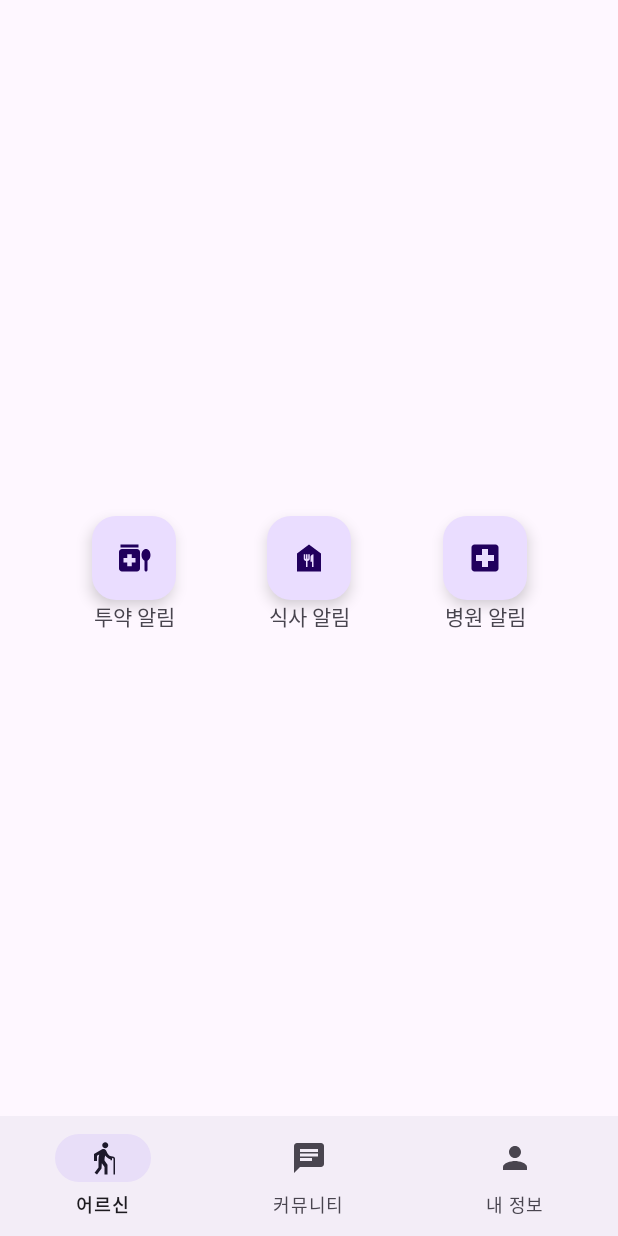
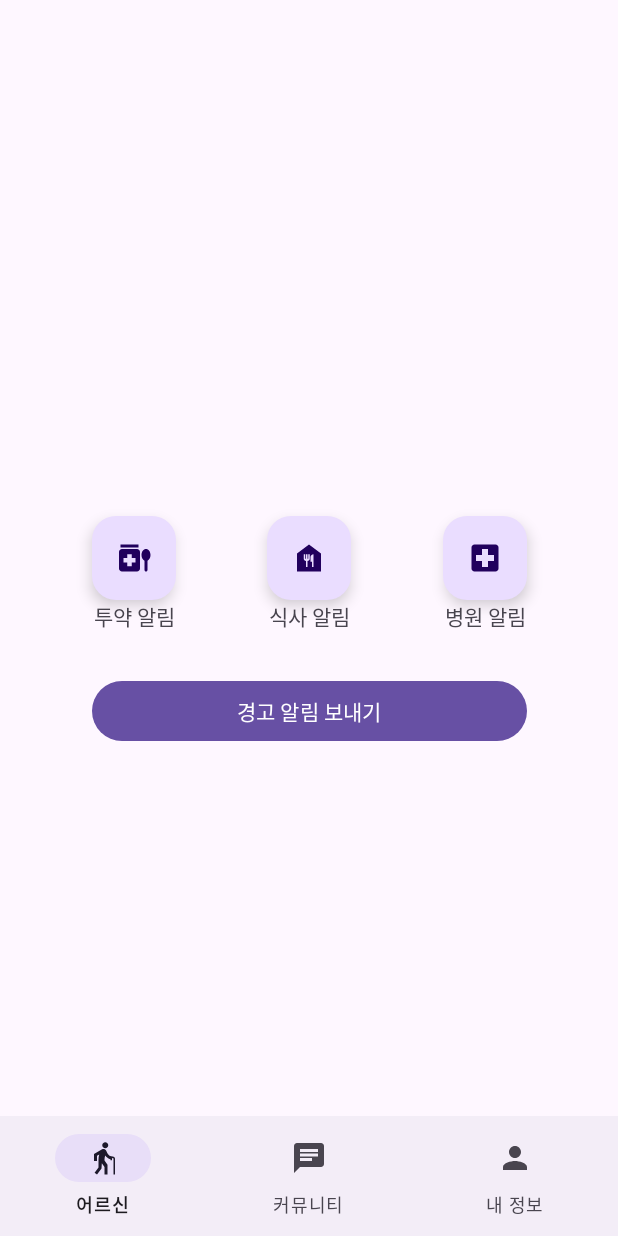
Before and after one commit to CSID-DGU/2023-2-SCS4031-01-introverted_elephant, an Android app: the fragment MainFragment placed in its activity, on a phone screen of 412 x 824 dp. Run offline under Robolectric (Android 15) with nearby library versions, the phone set to English and light mode, and no system bars; our stand-ins replace Firebase (no records; nobody signed in at launch, a user with empty details on screens opened directly).

Commit message:
경고 알림 추가

```diff
--- a/app/src/main/AndroidManifest.xml
+++ b/app/src/main/AndroidManifest.xml
@@ -15,6 +15,9 @@
         android:supportsRtl="true"
         android:theme="@style/Theme.CapstoneDesign"
         tools:targetApi="31">
+        <activity
+            android:name=".oldWarningActivity"
+            android:exported="false" />
         <activity
             android:name=".NotificationActivity"
             android:exported="false" />
@@ -48,8 +51,8 @@
         <activity
             android:name=".MainActivity"
             android:exported="false" />
+
         <service android:name=".FirestoreNotificationService" />
-
     </application>
 
 </manifest>
--- a/app/src/main/res/layout/fragment_main.xml
+++ b/app/src/main/res/layout/fragment_main.xml
@@ -70,4 +70,15 @@
         app:layout_constraintTop_toBottomOf="@+id/hospitalButton" />
 
 
+    <Button
+        android:id="@+id/warningButton"
+        android:layout_width="0dp"
+        android:layout_height="wrap_content"
+        android:layout_marginTop="50dp"
+        android:text="경고 알림 보내기"
+        app:layout_constraintEnd_toEndOf="@+id/hospitalButton"
+        app:layout_constraintStart_toStartOf="@+id/medicineButton"
+        app:layout_constraintTop_toTopOf="@+id/textView3" />
+
+
 </androidx.constraintlayout.widget.ConstraintLayout>
```
Also changed, not shown: app/src/main/java/com/example/capstonedesign/FirestoreNotificationService.java (+12 -14 lines), app/src/main/java/com/example/capstonedesign/Fragment/MainFragment.java (+50 -0 lines), app/src/main/java/com/example/capstonedesign/oldWarningActivity.java (added, +14 -0 lines), app/src/main/res/layout/activity_old_warning.xml (added, +9 -0 lines).
